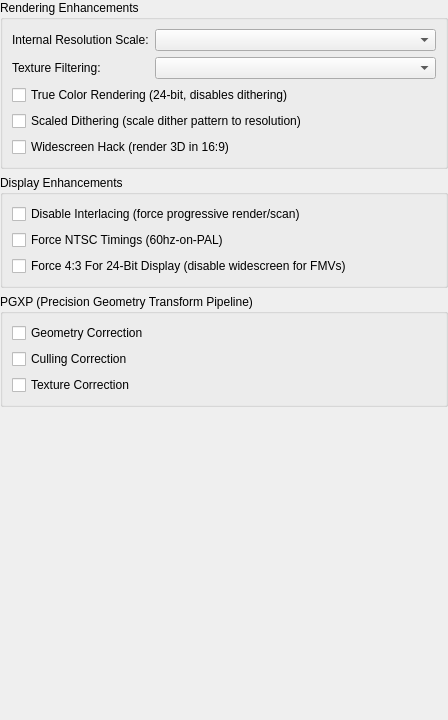
Above: src/duckstation-qt/enhancementsettingswidget.ui from kofxi3584karlayang/duckstation before the change. Below: the same form after it.
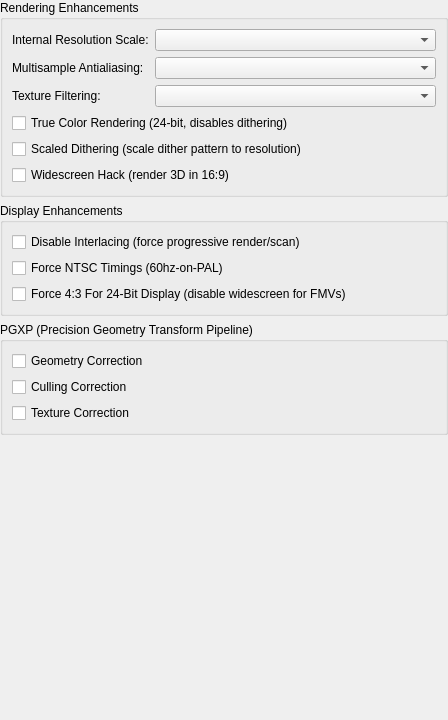
That is the form after the change.

Commit message: GPU: Implement support for multisample antialiasing

```diff
--- a/src/duckstation-qt/enhancementsettingswidget.ui
+++ b/src/duckstation-qt/enhancementsettingswidget.ui
@@ -42,37 +42,47 @@
           <item row="0" column="1">
            <widget class="QComboBox" name="resolutionScale"/>
           </item>
-          <item row="1" column="0">
+      <item row="2" column="0">
            <widget class="QLabel" name="label_3">
             <property name="text">
              <string>Texture Filtering:</string>
             </property>
            </widget>
           </item>
-          <item row="1" column="1">
+      <item row="2" column="1">
            <widget class="QComboBox" name="textureFiltering"/>
           </item>
-          <item row="2" column="0" colspan="2">
+      <item row="3" column="0" colspan="2">
            <widget class="QCheckBox" name="trueColor">
             <property name="text">
              <string>True Color Rendering (24-bit, disables dithering)</string>
             </property>
            </widget>
           </item>
-          <item row="3" column="0" colspan="2">
+      <item row="4" column="0" colspan="2">
            <widget class="QCheckBox" name="scaledDithering">
             <property name="text">
              <string>Scaled Dithering (scale dither pattern to resolution)</string>
             </property>
            </widget>
           </item>
-          <item row="4" column="0" colspan="2">
+      <item row="5" column="0" colspan="2">
            <widget class="QCheckBox" name="widescreenHack">
             <property name="text">
              <string>Widescreen Hack (render 3D in 16:9)</string>
             </property>
            </widget>
           </item>
+      <item row="1" column="0">
+       <widget class="QLabel" name="label">
+        <property name="text">
+         <string>Multisample Antialiasing:</string>
+        </property>
+       </widget>
+      </item>
+      <item row="1" column="1">
+       <widget class="QComboBox" name="msaaMode"/>
+      </item>
          </layout>
         </widget>
        </item>
```
Lines whose indentation alone changed are shown as unchanged. The commit also changes 27 other files.
